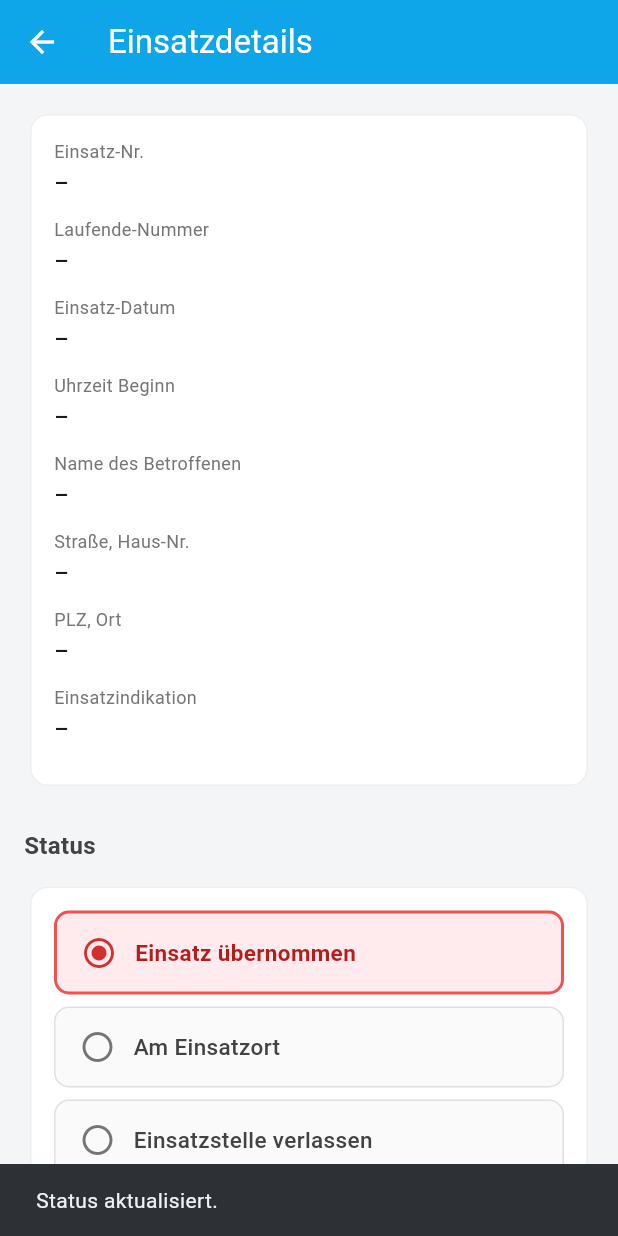
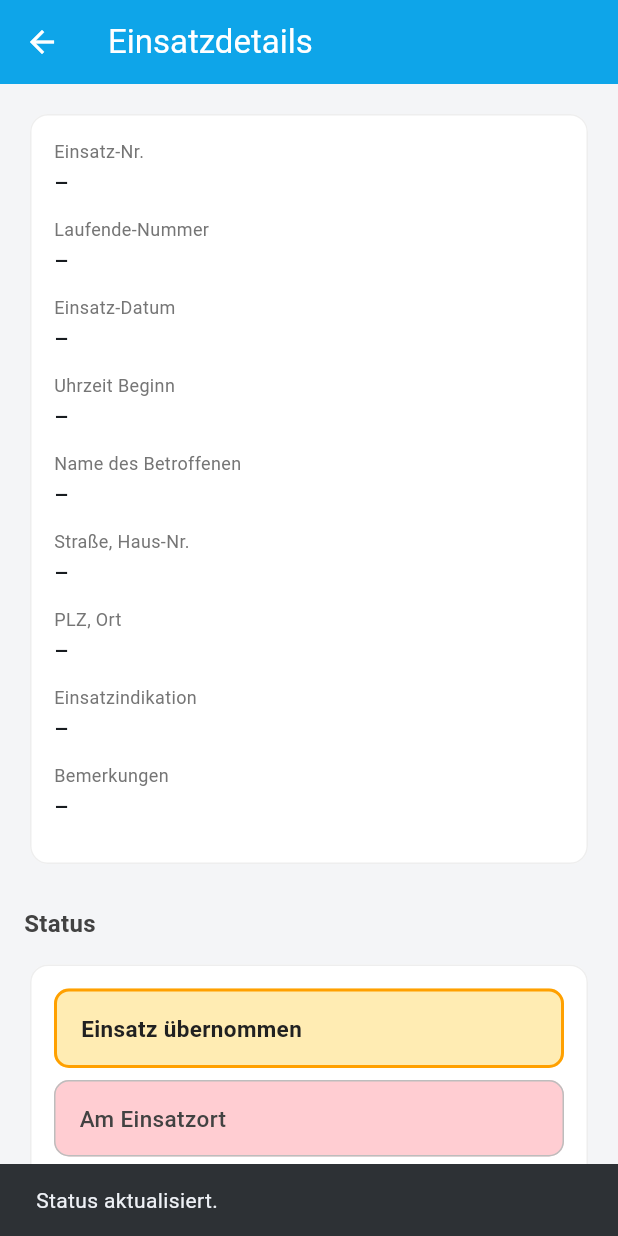
Before and after one commit to Grobi112/RettBase, a Flutter app: the EinsatzdetailsNfsScreen screen opened directly with empty values, after a tap on "Einsatz übernommen", on a phone screen of 412 x 824 dp. Run offline on Flutter 3.47's test engine with Material 3 defaults, Android fonts, the phone set to English and light mode, and no system bars; our stand-ins replace cloud_firestore, cloud_functions, connectivity_plus, device_info_plus, file_picker, firebase_auth and 12 more; missing offline and left inert: dart:html, dart:js_interop, dlibphonenumber, flutter_app_badger, flutter_signature_pad, internet_file and 2 more; accounts and stored records are empty.

Commit message:
Status 1:1 übertragen + TestFlight-Fix (path_provider_foundation)
- alarmierteMitarbeiterStatus: num-Werte aus Firestore korrekt als int parsen
- path_provider_foundation 2.5.1: Fix für TestFlight 'Simulator platforms aren't permitted'
- Podfile.lock, pubspec.lock aktualisiert

Made-with: Cursor

```diff
--- a/app/lib/screens/alarmierung_nfs_screen.dart
+++ b/app/lib/screens/alarmierung_nfs_screen.dart
@@ -2080,7 +2080,7 @@ class _AlarmierungBearbeitenScreenState extends State<_AlarmierungBearbeitenScre
         final k = entry.key?.toString();
         final v = entry.value;
         if (k != null && k.isNotEmpty) {
-          final status = v is int ? v : int.tryParse(v.toString());
+          final status = (v is num) ? v.toInt() : int.tryParse(v.toString());
           if (status != null && [2, 3, 4, 7].contains(status)) {
             _alarmierteMitarbeiterStatus[k] = status;
           }
@@ -2149,7 +2149,7 @@ class _AlarmierungBearbeitenScreenState extends State<_AlarmierungBearbeitenScre
               final k = entry.key?.toString();
               final v = entry.value;
               if (k != null && k.isNotEmpty) {
-                final status = v is int ? v : int.tryParse(v.toString());
+                final status = (v is num) ? v.toInt() : int.tryParse(v.toString());
                 if (status != null && [2, 3, 4, 7].contains(status)) {
                   _alarmierteMitarbeiterStatus[k] = status;
                 }
--- a/app/lib/screens/einsatzdetails_nfs_screen.dart
+++ b/app/lib/screens/einsatzdetails_nfs_screen.dart
@@ -44,7 +44,10 @@ class _EinsatzdetailsNfsScreenState extends State<EinsatzdetailsNfsScreen> {
     final map = widget.einsatz['alarmierteMitarbeiterStatus'];
     if (map is! Map) return 0;
     final v = map[widget.mitarbeiterId];
-    return (v is int) ? v : 0;
+    if (v is int) return v;
+    if (v is num) return v.toInt();
+    final parsed = int.tryParse(v.toString());
+    return parsed ?? 0;
   }
 
   String _indikationLabel(String? key) {
@@ -101,6 +104,7 @@ class _EinsatzdetailsNfsScreenState extends State<EinsatzdetailsNfsScreen> {
     final plz = e['plz'] as String? ?? '';
     final ort = e['ort'] as String? ?? '';
     final indikation = _indikationLabel(e['einsatzindikation'] as String?);
+    final bemerkungen = (e['bemerkungen'] as String? ?? '').trim();
 
     return Scaffold(
       backgroundColor: AppTheme.surfaceBg,
@@ -137,6 +141,7 @@ class _EinsatzdetailsNfsScreenState extends State<EinsatzdetailsNfsScreen> {
                     _readOnlyRow('Straße, Haus-Nr.', '$strasse ${hausNr.isNotEmpty ? hausNr : ''}'.trim()),
                     _readOnlyRow('PLZ, Ort', '$plz $ort'.trim()),
                     _readOnlyRow('Einsatzindikation', indikation),
+                    _readOnlyRow('Bemerkungen', bemerkungen),
                   ],
                 ),
               ),
@@ -246,10 +251,32 @@ class _StatusButton extends StatelessWidget {
     required this.onTap,
   });
 
+  static Color _colorForStatus(int status) {
+    switch (status) {
+      case 3: return Colors.amber.shade100;  // Einsatz übernommen - gelb
+      case 4: return Colors.red.shade100; // Am Einsatzort - hellrot
+      case 7: return Colors.deepPurple.shade100; // Einsatzstelle verlassen - violett
+      case 2: return Colors.green.shade100;  // Einsatz beendet - grün
+      default: return Colors.grey.shade100;
+    }
+  }
+
+  static Color _borderColorForStatus(int status) {
+    switch (status) {
+      case 3: return Colors.amber.shade700;
+      case 4: return Colors.red.shade700;
+      case 7: return Colors.deepPurple.shade700;
+      case 2: return Colors.green.shade700;
+      default: return Colors.grey.shade600;
+    }
+  }
+
   @override
   Widget build(BuildContext context) {
+    final bgColor = _colorForStatus(status);
+    final borderColor = isActive ? _borderColorForStatus(status) : Colors.grey.shade400;
     return Material(
-      color: isActive ? Colors.red.shade50 : Colors.grey.shade50,
+      color: bgColor,
       borderRadius: BorderRadius.circular(10),
       child: InkWell(
         onTap: disabled ? null : onTap,
@@ -259,25 +286,19 @@ class _StatusButton extends StatelessWidget {
           decoration: BoxDecoration(
             borderRadius: BorderRadius.circular(10),
             border: Border.all(
-              color: isActive ? Colors.red.shade400 : Colors.grey.shade300,
+              color: borderColor,
               width: isActive ? 2 : 1,
             ),
           ),
           child: Row(
             children: [
-              Icon(
-                isActive ? Icons.radio_button_checked : Icons.radio_button_off,
-                color: isActive ? Colors.red.shade700 : Colors.grey.shade600,
-                size: 24,
-              ),
-              const SizedBox(width: 12),
               Expanded(
                 child: Text(
                   label,
                   style: TextStyle(
                     fontSize: 15,
                     fontWeight: isActive ? FontWeight.w600 : FontWeight.w500,
-                    color: isActive ? Colors.red.shade900 : Colors.grey.shade800,
+                    color: isActive ? Colors.grey.shade900 : Colors.grey.shade800,
                   ),
                 ),
               ),
--- a/app/pubspec.yaml
+++ b/app/pubspec.yaml
@@ -11,7 +11,7 @@ executables:
   migrate_reset_nfs_laufende_nr: bin/migrate_reset_nfs_laufende_nr
   seed_module_ssd: bin/seed_module_ssd
 
-version: 1.0.34+35
+version: 1.0.37+38
 
 environment:
   sdk: ^3.8.1
@@ -63,6 +63,7 @@ dev_dependencies:
   flutter_lints: ^5.0.0
 
 dependency_overrides:
+  path_provider_foundation: 2.5.1  # Fix: TestFlight "Simulator platforms aren't permitted"
   flutter_app_badger:
     git:
       url: https://github.com/sarj33t-prakash/flutter_app_badger.git
@@ -74,3 +75,4 @@ flutter:
   assets:
     - img/
     - fonts/
+    - gebaeudeadresse.csv
```
Also changed, not shown: app/pubspec.lock, 1 other file.
